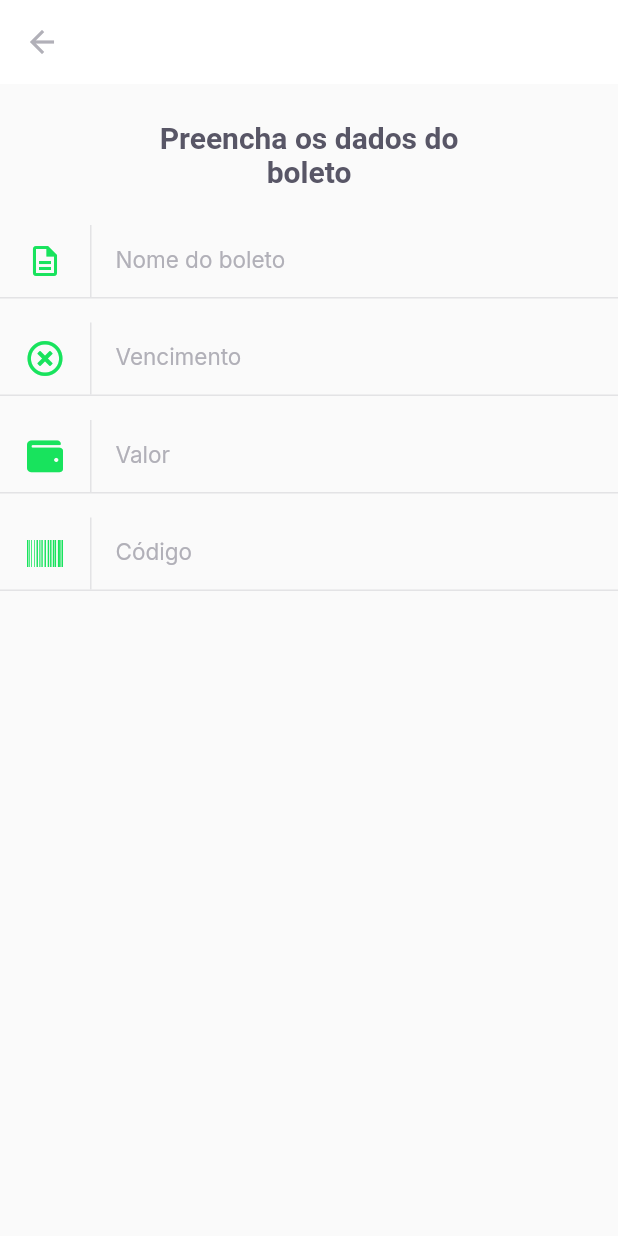
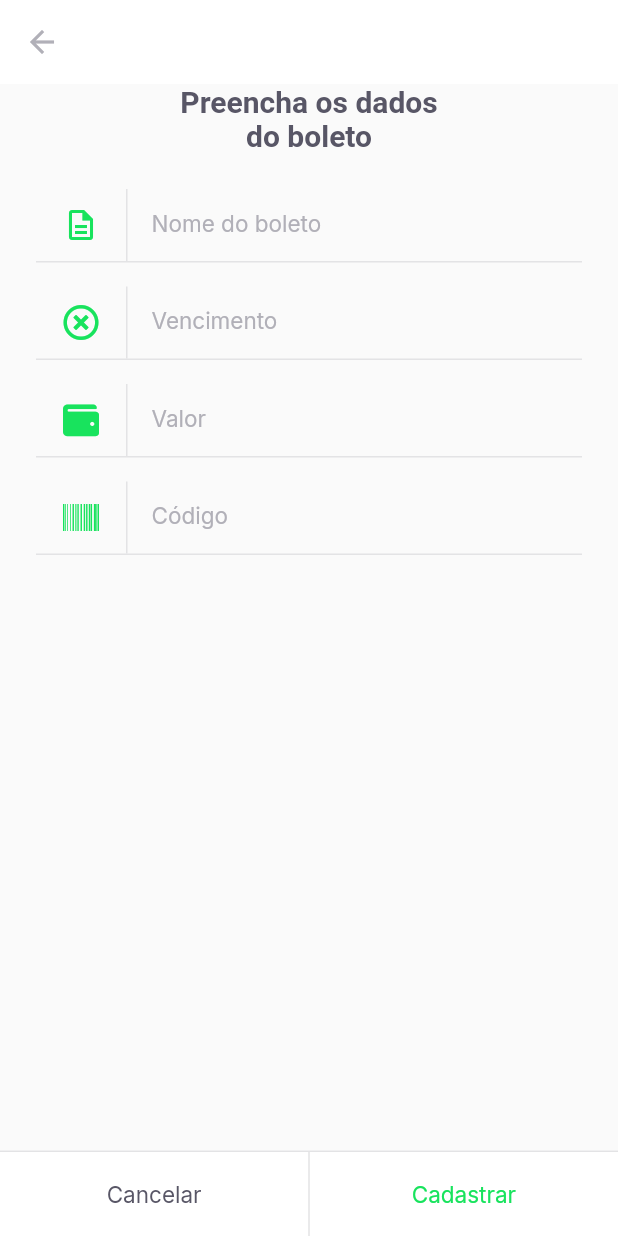
Before and after one commit to IcaroApoloBR/appPayFlow_Flutter, a Flutter app: the InsertBoletoPage screen opened by its route, on a phone screen of 412 x 824 dp. Run offline on Flutter 3.47's test engine with Material 2 defaults, Android fonts, the phone set to English and light mode, and no system bars; our stand-ins replace camera, firebase_core, font_awesome_flutter, google_fonts, google_sign_in, image_picker and 1 more; missing offline and left inert: google_ml_kit; accounts and stored records are empty.

Commit message:
fix(layout boleto page): add bottom navigation bar and padding in form

```diff
--- a/lib/modules/insert_boleto/insert_boleto_page.dart
+++ b/lib/modules/insert_boleto/insert_boleto_page.dart
@@ -6,6 +6,7 @@ import 'package:font_awesome_flutter/font_awesome_flutter.dart';
 import 'package:payflow/shared/themes/app_colors.dart';
 import 'package:payflow/shared/themes/app_text_styles.dart';
 import 'package:payflow/shared/widgets/input_text/input_text_widget.dart';
+import 'package:payflow/shared/widgets/set_label_buttons/set_label_buttons.dart';
 
 class InsertBoletoPage extends StatelessWidget {
   const InsertBoletoPage({Key? key}) : super(key: key);
@@ -18,34 +19,53 @@ class InsertBoletoPage extends StatelessWidget {
         elevation: 0,
         leading: BackButton(color: AppColors.input),
       ),
-      body: Column(
+      body: Padding(
+        padding: const EdgeInsets.symmetric(horizontal: 24),
+        child: Column(
           crossAxisAlignment: CrossAxisAlignment.center,
           children: [
             Padding(
-            padding: const EdgeInsets.symmetric(horizontal: 93, vertical: 24),
+              padding: const EdgeInsets.symmetric(horizontal: 93),
               child: Text(
                 "Preencha os dados do boleto",
                 style: TextStyles.titleBoldHeading,
                 textAlign: TextAlign.center,
               ),
             ),
+            SizedBox(
+              height: 24,
+            ),
             InputTextWidget(
               label: "Nome do boleto",
               icon: Icons.description_outlined,
+              onChanged: (value) {},
             ),
             InputTextWidget(
               label: "Vencimento",
               icon: FontAwesomeIcons.timesCircle,
+              onChanged: (value) {},
             ),
             InputTextWidget(
               label: "Valor",
               icon: FontAwesomeIcons.wallet,
+              onChanged: (value) {},
             ),
             InputTextWidget(
               label: "Código",
               icon: FontAwesomeIcons.barcode,
+              onChanged: (value) {},
             )
           ],
+        ),
+      ),
+      bottomNavigationBar: SetLabelButtons(
+        enableSecondaryColor: true,
+        primaryLabel: "Cancelar",
+        primaryOnPressed: () {
+          Navigator.pop(context);
+        },
+        secondaryLabel: "Cadastrar",
+        secondaryOnPressed: () {},
       ),
     );
   }
--- a/lib/shared/widgets/input_text/input_text_widget.dart
+++ b/lib/shared/widgets/input_text/input_text_widget.dart
@@ -9,12 +9,18 @@ class InputTextWidget extends StatelessWidget {
   final String label;
   final IconData icon;
   final String? initialValue;
+  final String? Function(String?)? validator;
+  final TextEditingController? controller;
+  final void Function(String value) onChanged;
 
   const InputTextWidget({
     Key? key,
     required this.label,
     required this.icon,
     this.initialValue,
+    this.validator,
+    this.controller,
+    required this.onChanged,
   }) : super(key: key);
 
   @override
@@ -24,7 +30,10 @@ class InputTextWidget extends StatelessWidget {
       child: Column(
         children: [
           TextFormField(
+            controller: controller,
+            onChanged: onChanged,
             initialValue: initialValue,
+            validator: validator,
             style: TextStyles.input,
             decoration: InputDecoration(
                 contentPadding: EdgeInsets.zero,
--- a/lib/shared/widgets/set_label_buttons/set_label_buttons.dart
+++ b/lib/shared/widgets/set_label_buttons/set_label_buttons.dart
@@ -13,6 +13,8 @@ class SetLabelButtons extends StatelessWidget {
   final String secondaryLabel;
   final VoidCallback secondaryOnPressed;
   final bool enablePrimaryColor;
+  final bool enableSecondaryColor;
+
   const SetLabelButtons({
     Key? key,
     required this.primaryLabel,
@@ -20,12 +22,23 @@ class SetLabelButtons extends StatelessWidget {
     required this.secondaryLabel,
     required this.secondaryOnPressed,
     this.enablePrimaryColor = false,
+    this.enableSecondaryColor = false,
   }) : super(key: key);
 
   @override
   Widget build(BuildContext context) {
     return Container(
-      color: AppColors.shape,
+      color: AppColors.background,
+      height: 57,
+      child: Column(
+        mainAxisSize: MainAxisSize.min,
+        children: [
+          Divider(
+            thickness: 1,
+            height: 1,
+            color: AppColors.stroke,
+          ),
+          Container(
             height: 56,
             child: Row(
               children: [
@@ -40,7 +53,11 @@ class SetLabelButtons extends StatelessWidget {
                     child: LabelButton(
                   label: secondaryLabel,
                   onPressed: secondaryOnPressed,
+                  style: enableSecondaryColor ? TextStyles.buttonPrimary : null,
                 ))
+              ],
+            ),
+          ),
         ],
       ),
     );
```
Lines whose indentation alone changed are shown as unchanged.
